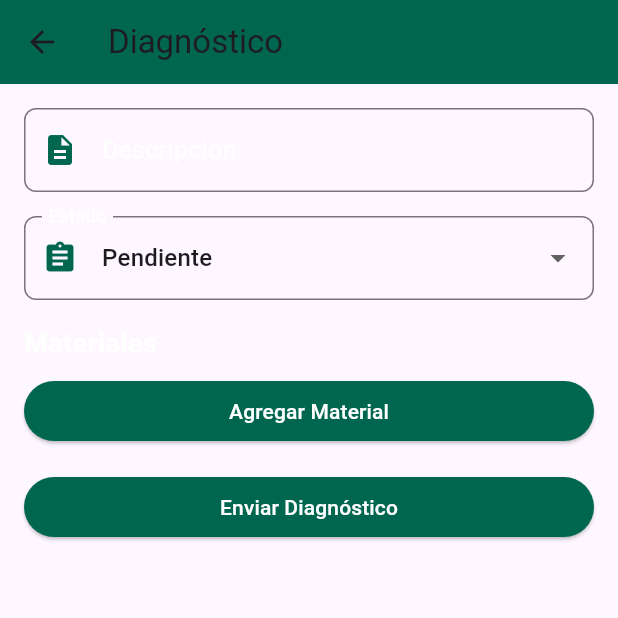
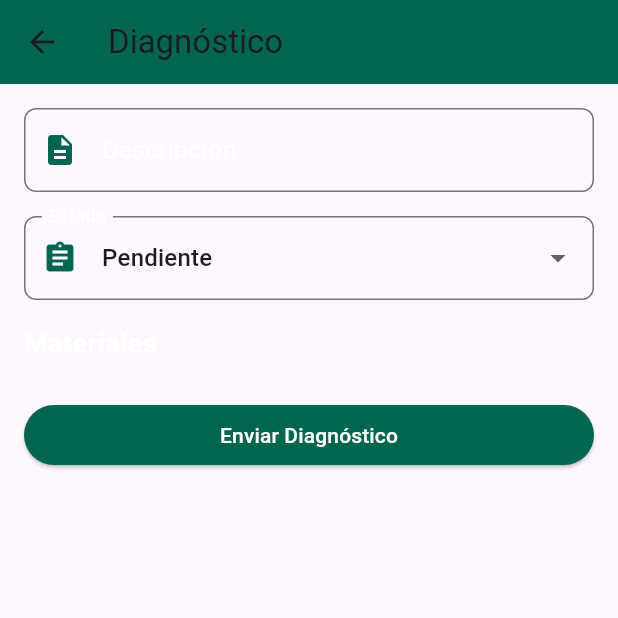
Before and after one commit to Arielo16/UniTask, a Flutter app: the DiagnosticScreen screen opened directly with empty values, on a phone screen of 412 x 824 dp, the top half of it. Run offline on Flutter 3.47's test engine with Material 3 defaults, Android fonts, the phone set to English and light mode, and no system bars.

Commit message:
Updatev1

```diff
--- a/Movil/unitask_movil/lib/screens/diagnostic_screen.dart
+++ b/Movil/unitask_movil/lib/screens/diagnostic_screen.dart
@@ -234,11 +234,6 @@ class _DiagnosticScreenState extends State<DiagnosticScreen> {
                   ),
                 );
               }),
-              ElevatedButton(
-                onPressed: _addMaterial,
-                style: ElevatedButton.styleFrom(backgroundColor: const Color(0xFF00664F)),
-                child: Text('Agregar Material', style: TextStyle(color: Colors.white)),
-              ),
               const SizedBox(height: 16),
               ElevatedButton(
                 onPressed: _submitDiagnostic,
--- a/Movil/unitask_movil/lib/services/api_service.dart
+++ b/Movil/unitask_movil/lib/services/api_service.dart
@@ -37,7 +37,8 @@ class ApiService {
       List<dynamic> body = json.decode(response.body);
       List<Report> reports = body.map((dynamic item) {
         var report = Report.fromJson(item);
-        report.buildingName = item['building']['key']; // Use 'key' instead of 'name'
+        report.buildingName =
+            item['building']['key']; // Use 'key' instead of 'name'
         report.roomName = item['room']['name'];
         report.categoryName = item['category']['name'];
         report.goodName = item['goods']['name'];
```
